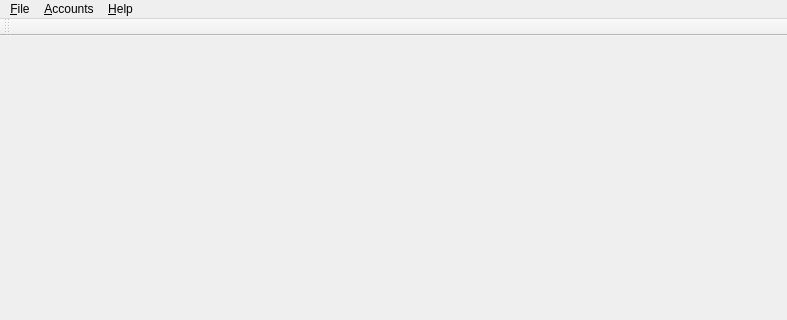
sergey196510/mycash, file mycash.ui: the form before one commit; both pictures show x 0 to 787 and y 0 to 320 of the 787 by 539 pixel window.
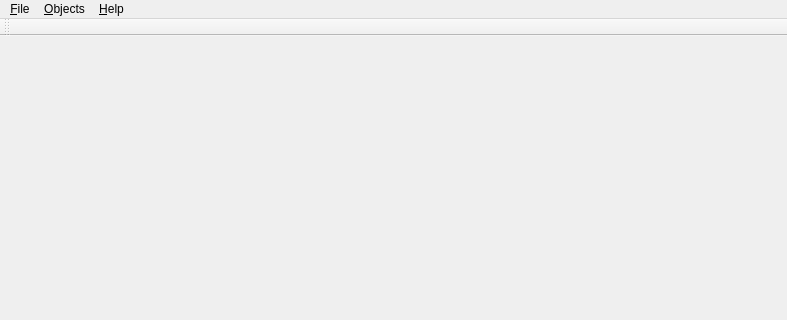
The form after the commit.

```diff
--- a/mycash.ui
+++ b/mycash.ui
@@ -44,7 +44,7 @@
    </widget>
    <widget class="QMenu" name="menu_Accounts">
     <property name="title">
-     <string>&amp;Accounts</string>
+     <string>&amp;Objects</string>
     </property>
     <addaction name="action_ListAccounts"/>
     <addaction name="action_NewAccounts"/>
```
Left out of the diff: 8 changed lines with no effect on the pictures.
